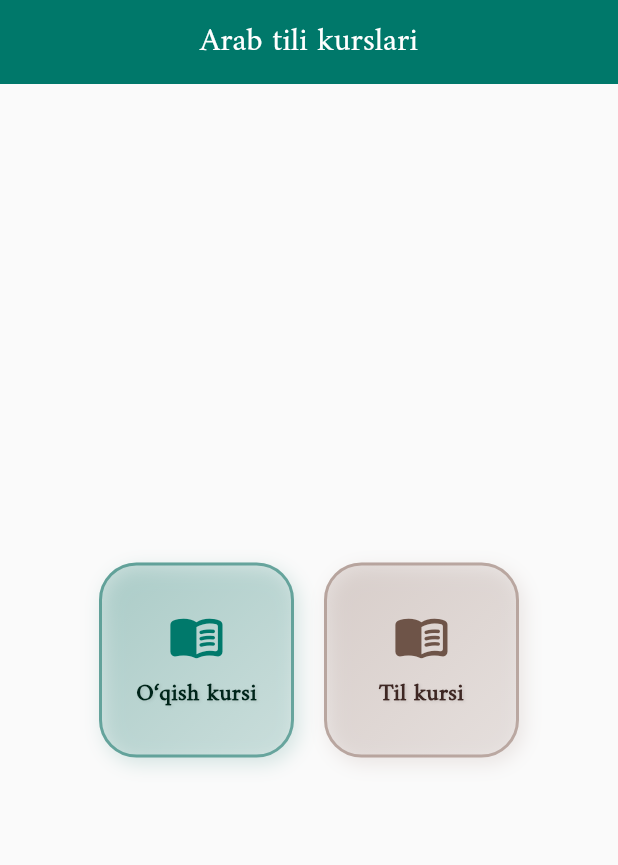
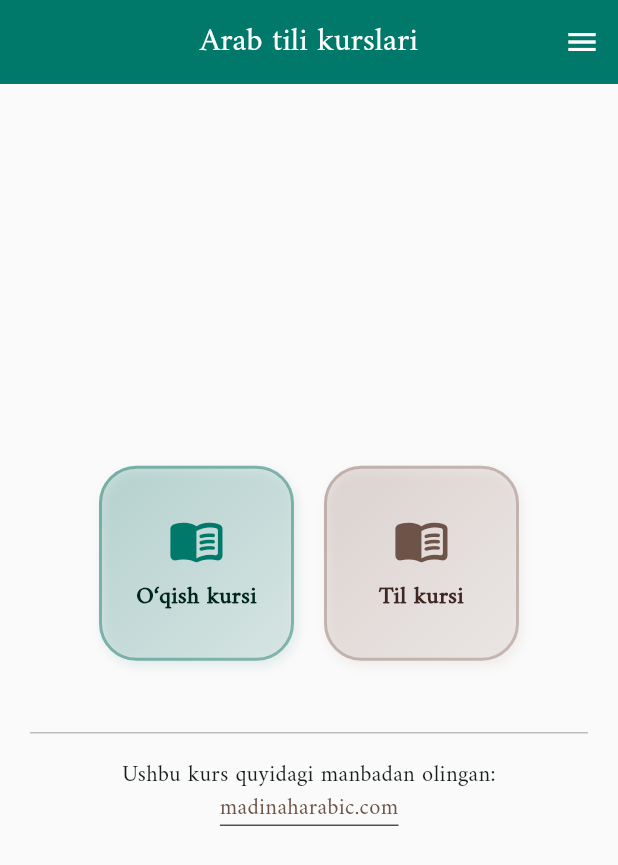
Before and after one commit to UmarAbdullaev/arabic-course, a Flutter app: the screen it shows after launch, on a phone screen of 412 x 824 dp. Shown: the top 865 px of the screen. Run offline on Flutter 3.47's test engine with Material 3 defaults, Android fonts, the phone set to English and light mode, and no system bars.

Commit message:
App menu

```diff
--- a/lib/pages/home_page.dart
+++ b/lib/pages/home_page.dart
@@ -1,35 +1,112 @@
-import 'package:arabic_course/palette.dart';
 import 'package:flutter/material.dart';
+import 'package:url_launcher/url_launcher.dart';
 import '../data/courses/reading_course.dart';
-import '../data/courses/language_course.dart'; // example of another course
+import '../data/courses/language_course.dart';
+import '../palette.dart';
 import 'lessons_list_page.dart';
+import 'settings_page.dart';
+import 'contact_page.dart';
 
 class HomePage extends StatelessWidget {
   const HomePage({super.key});
 
+  Future<void> _launchMadinahArabic() async {
+    const url = 'https://www.madinaharabic.com/';
+    if (await canLaunchUrl(Uri.parse(url))) {
+      await launchUrl(Uri.parse(url), mode: LaunchMode.externalApplication);
+    }
+  }
+
   @override
   Widget build(BuildContext context) {
-    // List all courses here
     final courses = [
       readingCourse,
-      languageCourse, // add more courses as needed
+      languageCourse,
     ];
 
     return Scaffold(
       appBar: AppBar(
-        title: const Text("Arab tili kurslari"),
+        title: const Text(
+          "Arab tili kurslari",
+          style: TextStyle(fontFamily: 'Amiri'),
+        ),
         centerTitle: true,
         backgroundColor: arabicTeal.shade700,
         foregroundColor: Colors.white,
-        elevation: 4,
+        elevation: 0,
+        actions: [
+          Builder(
+            builder: (context) => IconButton(
+              icon: const Icon(Icons.menu),
+              onPressed: () => Scaffold.of(context).openEndDrawer(),
             ),
+          ),
+        ],
+      ),
+
+      // Right-side drawer
+      endDrawer: Drawer(
+        backgroundColor: Colors.grey.shade50,
+        shape: const RoundedRectangleBorder(
+          borderRadius: BorderRadius.only(
+            topLeft: Radius.circular(25),
+            bottomLeft: Radius.circular(25),
+          ),
+        ),
+        child: ListView(
+          padding: EdgeInsets.zero,
+          children: [
+            DrawerHeader(
+              decoration: BoxDecoration(
+                color: arabicTeal.shade700,
+              ),
+              child: Center(
+                child: Text(
+                  'Menyu',
+                  style: TextStyle(
+                    fontFamily: 'Amiri',
+                    fontSize: 22,
+                    color: Colors.white,
+                  ),
+                ),
+              ),
+            ),
+            ListTile(
+              leading: const Icon(Icons.settings),
+              title: const Text('Sozlamalar', style: TextStyle(fontFamily: 'Amiri')),
+              onTap: () {
+                Navigator.pop(context);
+                Navigator.push(
+                  context,
+                  MaterialPageRoute(builder: (_) => const SettingsPage()),
+                );
+              },
+            ),
+            ListTile(
+              leading: const Icon(Icons.info_outline),
+              title: const Text('Aloqa / Maʼlumot', style: TextStyle(fontFamily: 'Amiri')),
+              onTap: () {
+                Navigator.pop(context);
+                Navigator.push(
+                  context,
+                  MaterialPageRoute(builder: (_) => const ContactPage()),
+                );
+              },
+            ),
+
+          ],
+        ),
+      ),
+
       body: Center(
         child: SingleChildScrollView(
           padding: const EdgeInsets.all(20),
-          child: Wrap(
+          child: Column(
+            children: [
+              Wrap(
                 alignment: WrapAlignment.center,
-            spacing: 20, // horizontal spacing
-            runSpacing: 20, // vertical spacing
+                spacing: 20,
+                runSpacing: 20,
                 children: courses.map((course) {
                   return InkWell(
                     borderRadius: BorderRadius.circular(25),
@@ -55,37 +132,31 @@ class HomePage extends StatelessWidget {
                           end: Alignment.bottomRight,
                         ),
                         border: Border.all(
-                      color: course.color.withOpacity(0.5),
+                          color: course.color.withOpacity(0.4),
                           width: 2,
                         ),
                         boxShadow: [
                           BoxShadow(
-                        color: course.color.withOpacity(0.15),
-                        blurRadius: 10,
-                        offset: const Offset(3, 4),
+                            color: course.color.withOpacity(0.1),
+                            blurRadius: 6,
+                            offset: const Offset(2, 3),
                           ),
                         ],
                       ),
                       child: Column(
                         mainAxisAlignment: MainAxisAlignment.center,
                         children: [
-                      Icon(course.icon, size: 38, color: course.color.shade700),
+                          Icon(course.icon,
+                              size: 38, color: course.color.shade700),
                           const SizedBox(height: 8),
                           Text(
                             course.title,
                             textAlign: TextAlign.center,
                             style: TextStyle(
-                          fontFamily: 'Amiri', // Arabic-like font
+                              fontFamily: 'Amiri',
                               fontSize: 16,
                               fontWeight: FontWeight.w700,
                               color: course.color.shade900,
-                          shadows: [
-                            Shadow(
-                              color: Colors.black.withOpacity(0.1),
-                              blurRadius: 2,
-                              offset: const Offset(1, 1),
-                            ),
-                          ],
                             ),
                           ),
                         ],
@@ -94,6 +165,35 @@ class HomePage extends StatelessWidget {
                   );
                 }).toList(),
               ),
+              const SizedBox(height: 40),
+              Divider(color: Colors.grey.shade400, thickness: 1),
+              const SizedBox(height: 10),
+              Text.rich(
+                TextSpan(
+                  text: 'Ushbu kurs quyidagi manbadan olingan: ',
+                  style: const TextStyle(fontFamily: 'Amiri', fontSize: 15),
+                  children: [
+                    WidgetSpan(
+                      child: GestureDetector(
+                        onTap: _launchMadinahArabic,
+                        child: Text(
+                          'madinaharabic.com',
+                          style: TextStyle(
+                            fontFamily: 'Amiri',
+                            fontSize: 15,
+                            color: arabicBrown.shade700,
+                            decoration: TextDecoration.underline,
+                          ),
+                        ),
+                      ),
+                    ),
+                  ],
+                ),
+                textAlign: TextAlign.center,
+              ),
+              const SizedBox(height: 20),
+            ],
+          ),
         ),
       ),
     );
--- a/pubspec.yaml
+++ b/pubspec.yaml
@@ -28,6 +28,7 @@ environment:
 # the latest version available on pub.dev. To see which dependencies have newer
 # versions available, run `flutter pub outdated`.
 dependencies:
+  url_launcher: ^6.3.0
   flutter:
     sdk: flutter
 
```
Also changed, not shown: lib/pages/contact_page.dart (added, +95 -0 lines), lib/pages/settings_page.dart (added, +80 -0 lines), pubspec.lock, 6 other files. Lines whose indentation alone changed are shown as unchanged.
